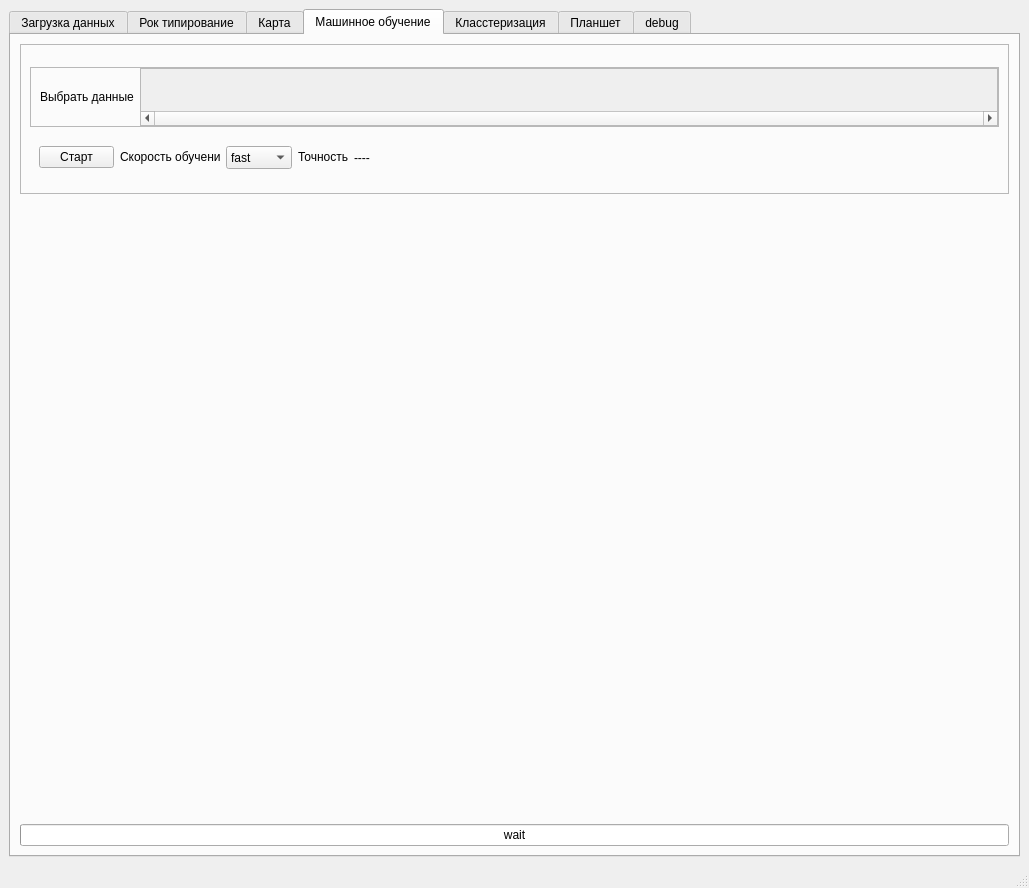
Before: the Qt Designer form ui/rocktype.ui in CheckListHW/RockType, drawn with Qt 5.
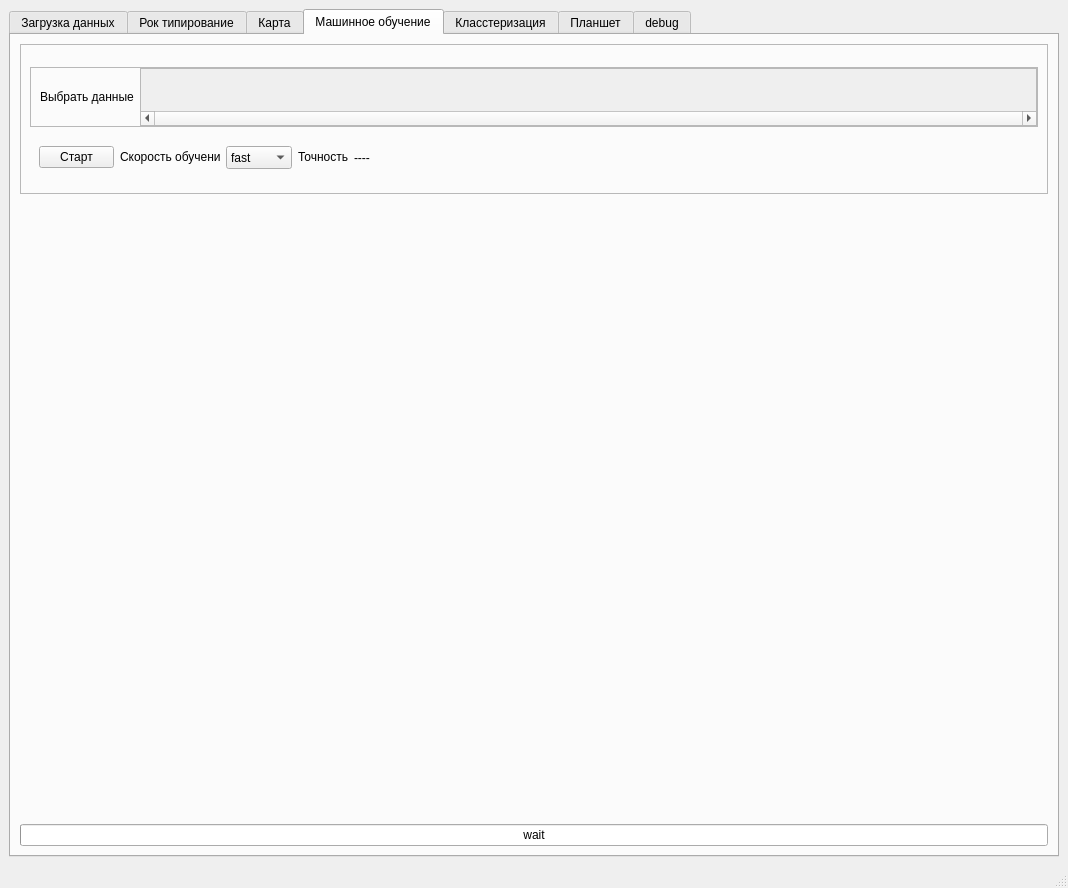
After: the same form once the commit is applied.

The edit to the form file:
```diff
--- a/ui/rocktype.ui
+++ b/ui/rocktype.ui
@@ -6,7 +6,7 @@
    <rect>
     <x>0</x>
     <y>0</y>
-    <width>1029</width>
+    <width>1068</width>
     <height>888</height>
    </rect>
   </property>
@@ -494,8 +494,8 @@
                   <rect>
                    <x>0</x>
                    <y>0</y>
-                   <width>862</width>
-                   <height>39</height>
+                   <width>889</width>
+                   <height>42</height>
                   </rect>
                  </property>
                  <layout class="QHBoxLayout" name="horizontalLayout_9">
```
Left out of the diff: 15 changed lines with no effect on the pictures.
